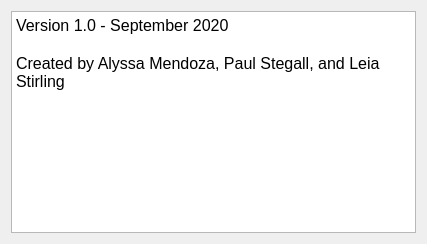
This is AboutWindow.ui in stirling-research-group/ENG100-Controls as Qt 5 draws it before an edit. The edited form follows.
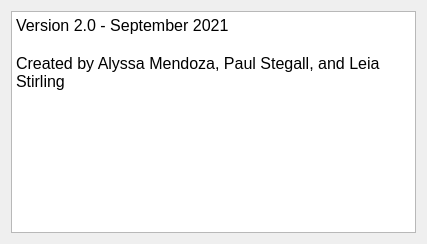
This is the edited form. Icons and pictures are not drawn.

What changed in the file:
```diff
--- a/AboutWindow.ui
+++ b/AboutWindow.ui
@@ -33,7 +33,7 @@
 &lt;html&gt;&lt;head&gt;&lt;meta name=&quot;qrichtext&quot; content=&quot;1&quot; /&gt;&lt;style type=&quot;text/css&quot;&gt;
 p, li { white-space: pre-wrap; }
 &lt;/style&gt;&lt;/head&gt;&lt;body style=&quot; font-family:'MS Shell Dlg 2'; font-size:12pt; font-weight:400; font-style:normal;&quot;&gt;
-&lt;p style=&quot; margin-top:0px; margin-bottom:0px; margin-left:0px; margin-right:0px; -qt-block-indent:0; text-indent:0px;&quot;&gt;Version 1.0 - September 2020&lt;/p&gt;
+&lt;p style=&quot; margin-top:0px; margin-bottom:0px; margin-left:0px; margin-right:0px; -qt-block-indent:0; text-indent:0px;&quot;&gt;Version 2.0 - September 2021&lt;/p&gt;
 &lt;p style=&quot;-qt-paragraph-type:empty; margin-top:0px; margin-bottom:0px; margin-left:0px; margin-right:0px; -qt-block-indent:0; text-indent:0px;&quot;&gt;&lt;br /&gt;&lt;/p&gt;
 &lt;p style=&quot; margin-top:0px; margin-bottom:0px; margin-left:0px; margin-right:0px; -qt-block-indent:0; text-indent:0px;&quot;&gt;Created by Alyssa Mendoza, Paul Stegall, and Leia Stirling&lt;/p&gt;&lt;/body&gt;&lt;/html&gt;</string>
      </property>
```
